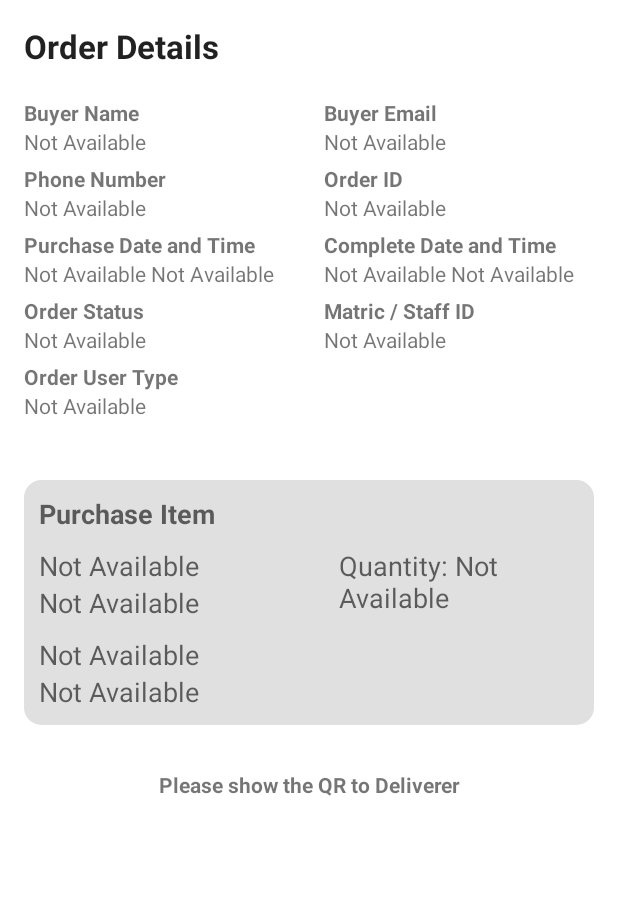
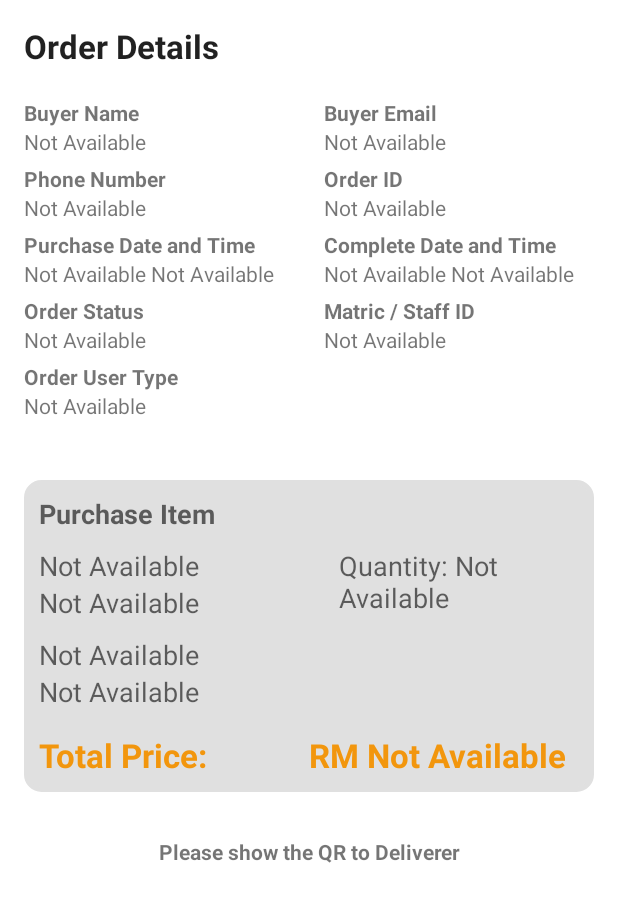
Before and after one commit to bies2mie/Qnizee, an Android app: the OrderDetails screen opened directly, with no data from a screen before it, on a phone screen of 412 x 824 dp, the part 143-1065 px from its top. Run offline under Robolectric (Android 15) with nearby library versions, the phone set to English and light mode, and no system bars; libraries missing offline, so code that uses them is left out: com.journeyapps.barcodescanner; network calls fail; 2 statements that could not run were skipped.

Commit message:
1/10/2019 Add total price variable_Add backend to support it

```diff
--- a/app/src/main/java/com/badrul/qnitibox/CompleteFragment.java
+++ b/app/src/main/java/com/badrul/qnitibox/CompleteFragment.java
@@ -189,7 +189,8 @@ public class CompleteFragment extends Fragment implements OrderAdapter.OnItemCli
                                         product.getString("puTime"),
                                         product.getString("orderStatus"),
                                         product.getString("completeDate"),
-                                        product.getString("completeTime")
+                                        product.getString("completeTime"),
+                                        product.getString("totalPrice")
                                 ));
                             }
 
@@ -289,7 +290,7 @@ public class CompleteFragment extends Fragment implements OrderAdapter.OnItemCli
         editor.putString(Config.ORDER_STATUS, order.getOrderStatus());
         editor.putString(Config.ORDER_COMPLETEDATE, order.getCompleteDate());
         editor.putString(Config.ORDER_COMPLETETIME, order.getCompleteTime());
-
+        editor.putString(Config.TOTAL_FOOD_PRICE, order.getTotalPrice());
 
         // Saving values to editor
         editor.commit();
--- a/app/src/main/java/com/badrul/qnitibox/Config.java
+++ b/app/src/main/java/com/badrul/qnitibox/Config.java
@@ -33,6 +33,8 @@ public class Config {
 	public static final String ORDER_USERTYPE = "orderUserType";
 	public static final String PICKUP_LOCATION = "puLocation";
 	public static final String PICKUP_TIME = "puTime";
+	public static final String FOOD_PRICE = "foodPrice";
+	public static final String TOTAL_FOOD_PRICE = "totalfoodPrice";
 
 	public static final String COMPLETE_DATE = "completeDate";
 	public static final String COMPLETE_TIME = "completeTime";
--- a/app/src/main/java/com/badrul/qnitibox/FoodDisplay.java
+++ b/app/src/main/java/com/badrul/qnitibox/FoodDisplay.java
@@ -124,7 +124,7 @@ public class FoodDisplay extends AppCompatActivity {
                             }
 
                             title.setText(foodtitle);
-                            price.setText(foodprice);
+                            price.setText("RM "+foodprice);
                             desc.setText(fooddesc);
 
                             //add shared preference ID,nama,credit here
@@ -138,6 +138,7 @@ public class FoodDisplay extends AppCompatActivity {
 
                             editor.putString(Config.FOOD_ID, String.valueOf(foodID));
                             editor.putString(Config.MENU_TYPE, foodtitle);
+                            editor.putString(Config.FOOD_PRICE,foodprice);
 
                             // Saving values to editor
                             editor.commit();
--- a/app/src/main/java/com/badrul/qnitibox/NonCompleteFragment.java
+++ b/app/src/main/java/com/badrul/qnitibox/NonCompleteFragment.java
@@ -207,7 +207,8 @@ ImageButton logout;
                                         product.getString("puTime"),
                                         product.getString("orderStatus"),
                                         product.getString("completeDate"),
-                                        product.getString("completeTime")
+                                        product.getString("completeTime"),
+                                        product.getString("totalPrice")
 
                                 ));
                             }
@@ -308,7 +309,7 @@ ImageButton logout;
         editor.putString(Config.ORDER_STATUS, order.getOrderStatus());
         editor.putString(Config.ORDER_COMPLETEDATE, order.getCompleteDate());
         editor.putString(Config.ORDER_COMPLETETIME, order.getCompleteTime());
-
+        editor.putString(Config.TOTAL_FOOD_PRICE, order.getTotalPrice());
 
         // Saving values to editor
         editor.commit();
--- a/app/src/main/java/com/badrul/qnitibox/OrderDetails.java
+++ b/app/src/main/java/com/badrul/qnitibox/OrderDetails.java
@@ -18,7 +18,7 @@ import com.journeyapps.barcodescanner.BarcodeEncoder;
 
 public class OrderDetails extends AppCompatActivity {
 
-    TextView order,name,phone,email,matrix,orType,orDay,orDatenTime,orQTT,orUsrType,pickupLo,pickupTime,orStat,comDatenTime;
+    TextView order,name,phone,email,matrix,orType,orDay,orDatenTime,orQTT,orUsrType,pickupLo,pickupTime,orStat,comDatenTime,totprice;
 
     @Override
     protected void onCreate(Bundle savedInstanceState) {
@@ -42,6 +42,7 @@ public class OrderDetails extends AppCompatActivity {
         String orderStatus = sharedPreferences.getString(Config.ORDER_STATUS, "Not Available");
         String completeDate = sharedPreferences.getString(Config.ORDER_COMPLETEDATE, "Not Available");
         String completeTime = sharedPreferences.getString(Config.ORDER_COMPLETETIME, "Not Available");
+        String totalPrice1 = sharedPreferences.getString(Config.TOTAL_FOOD_PRICE, "Not Available");
 
         order = findViewById(R.id.orderIDtxt);
         name = findViewById(R.id.buyerNametxt);
@@ -57,6 +58,7 @@ public class OrderDetails extends AppCompatActivity {
         pickupTime = findViewById(R.id.puTimetxt);
         orStat = findViewById(R.id.orderStat);
         comDatenTime = findViewById(R.id.completedatentime);
+        totprice = findViewById(R.id.totalPricetxt);
 
         order.setText(orderID);
         name.setText(nameID);
@@ -72,6 +74,7 @@ public class OrderDetails extends AppCompatActivity {
         pickupTime.setText(puTime);
         orStat.setText(orderStatus);
         comDatenTime.setText(completeDate+" "+completeTime);
+        totprice.setText("RM "+totalPrice1);
 
 
         ImageView imgView = findViewById(R.id.imageViewQR);
--- a/app/src/main/res/layout/activity_order_details.xml
+++ b/app/src/main/res/layout/activity_order_details.xml
@@ -287,6 +287,34 @@
                                 android:text="10 AM"
                                 android:textAppearance="@style/TextAppearance.AppCompat.Medium" />
 
+                            <LinearLayout
+                                android:layout_width="match_parent"
+                                android:layout_height="match_parent"
+                                android:layout_marginTop="15dp"
+                                android:orientation="horizontal">
+
+                                <TextView
+
+                                    android:layout_width="match_parent"
+                                    android:layout_height="wrap_content"
+                                    android:layout_weight="1"
+
+                                    android:text="Total Price:"
+                                    android:textAppearance="@style/TextAppearance.AppCompat.Large"
+                                    android:textColor="@color/colorBackButton"
+                                    android:textStyle="bold" />
+
+                                <TextView
+                                    android:id="@+id/totalPricetxt"
+                                    android:layout_width="match_parent"
+                                    android:layout_height="wrap_content"
+                                    android:layout_weight="1"
+                                    android:text="RM 33.00"
+                                    android:textAppearance="@style/TextAppearance.AppCompat.Large"
+                                    android:textColor="@color/colorBackButton"
+                                    android:textStyle="bold" />
+                            </LinearLayout>
+
                         </LinearLayout>
 
                     </LinearLayout>
```
Also changed, not shown: app/src/main/java/com/badrul/qnitibox/NewIndvOrder.java (+15 -3 lines), app/src/main/java/com/badrul/qnitibox/Order.java (+7 -1 lines), 1 other file.
